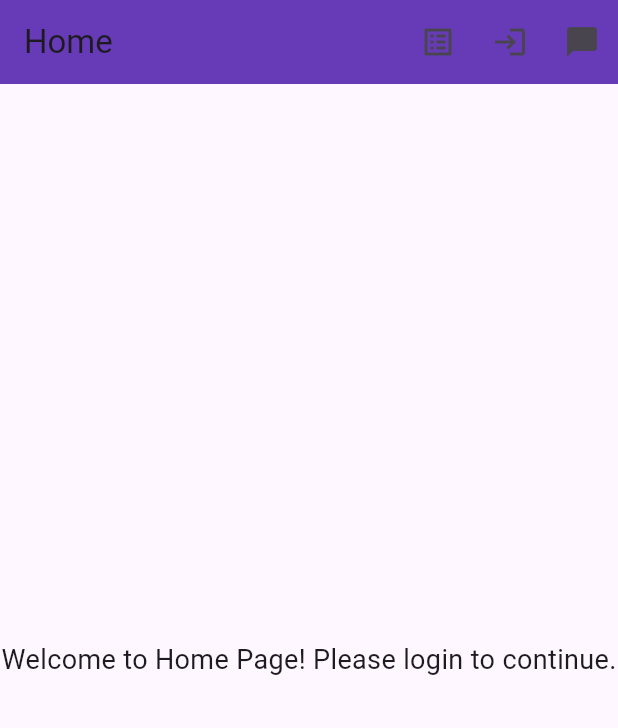
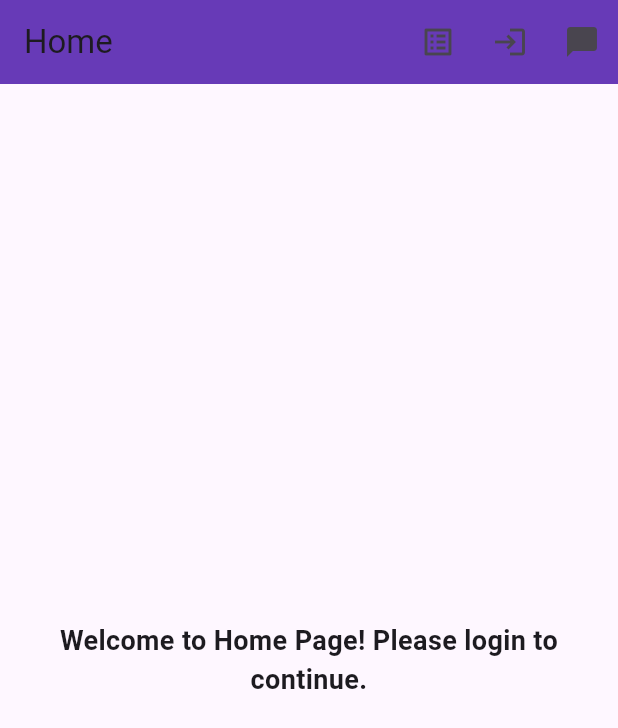
Before and after one commit to silenc3502/flutter_ddd_test, a Flutter app: the screen it shows after launch, on a phone screen of 412 x 824 dp. Shown: the top 728 px of the screen. Run offline on Flutter 3.47's test engine with Material 3 defaults, Android fonts, the phone set to English and light mode, and no system bars; our stand-ins replace flutter_dotenv, flutter_secure_storage; missing offline and left inert: kakao_flutter_sdk.

Commit message:
fix: every UI issue

```diff
--- a/lib/common_ui/custom_app_bar.dart
+++ b/lib/common_ui/custom_app_bar.dart
@@ -19,8 +19,9 @@ class CustomAppBar extends StatelessWidget {
 
   @override
   Widget build(BuildContext context) {
-    return Scaffold(
-      appBar: AppBar(
+    return Column(
+      children: [
+        AppBar(
           title: Text(title),
           backgroundColor: Colors.deepPurple,
           actions: [
@@ -66,7 +67,8 @@ class CustomAppBar extends StatelessWidget {
             ),
           ],
         ),
-      body: body,
+        Expanded(child: body), // body 부분을 확장하여 화면을 채움
+      ],
     );
   }
 }
--- a/lib/home/presentation/ui/home_page.dart
+++ b/lib/home/presentation/ui/home_page.dart
@@ -2,10 +2,6 @@ import 'package:flutter/material.dart';
 import 'package:flutter_dotenv/flutter_dotenv.dart';
 import 'package:provider/provider.dart';
 import '../../../kakao_authentication/presentation/providers/kakao_auth_providers.dart';
-import '../../../kakao_authentication/kakao_auth_module.dart';
-import '../../../common_ui/app_bar_action.dart';
-import '../../../simple_chat/simple_chat_module.dart';
-import '../../../board/board_module.dart';
 import '../../../common_ui/custom_app_bar.dart'; // CustomAppBar import
 
 class HomePage extends StatelessWidget {
@@ -16,16 +12,19 @@ class HomePage extends StatelessWidget {
   Widget build(BuildContext context) {
     final kakaoAuthProvider = Provider.of<KakaoAuthProvider>(context);
 
-    return CustomAppBar(
-      body: Center(
-        child: Text(
-          kakaoAuthProvider.isLoggedIn
-              ? 'Welcome, ${kakaoAuthProvider.message}' // Example welcome message with user info
-              : 'Welcome to Home Page! Please login to continue.',
-          style: TextStyle(fontSize: 18),
+    return Scaffold(
+      body: CustomAppBar(
+        body: Center(
+          child: Text(
+            kakaoAuthProvider.isLoggedIn
+                ? 'Welcome, ${kakaoAuthProvider.message}' // 로그인된 사용자에게 환영 메시지
+                : 'Welcome to Home Page! Please login to continue.', // 로그인되지 않은 사용자에게 메시지
+            textAlign: TextAlign.center,
+            style: TextStyle(fontSize: 18, fontWeight: FontWeight.bold),
+          ),
         ),
+        title: 'Home', // CustomAppBar의 타이틀
       ),
-      title: 'Home',
     );
   }
 }
--- a/lib/kakao_authentication/presentation/ui/kakao_login_page.dart
+++ b/lib/kakao_authentication/presentation/ui/kakao_login_page.dart
@@ -6,7 +6,8 @@ import '../providers/kakao_auth_providers.dart';
 class KakaoLoginPage extends StatelessWidget {
   @override
   Widget build(BuildContext context) {
-    return CustomAppBar(
+    return Scaffold(
+      body: CustomAppBar(
         body: Consumer<KakaoAuthProvider>(
           builder: (context, provider, child) {
             if (provider.isLoading) {
@@ -61,6 +62,7 @@ class KakaoLoginPage extends StatelessWidget {
           },
         ),
         title: 'Kakao Login',
+      ),
     );
   }
 }
```
Also changed, not shown: lib/board/presentation/ui/board_list_page.dart (+38 -12 lines), lib/simple_chat/presentation/ui/simple_chat_page.dart (+7 -2 lines). Lines whose indentation alone changed are shown as unchanged.
